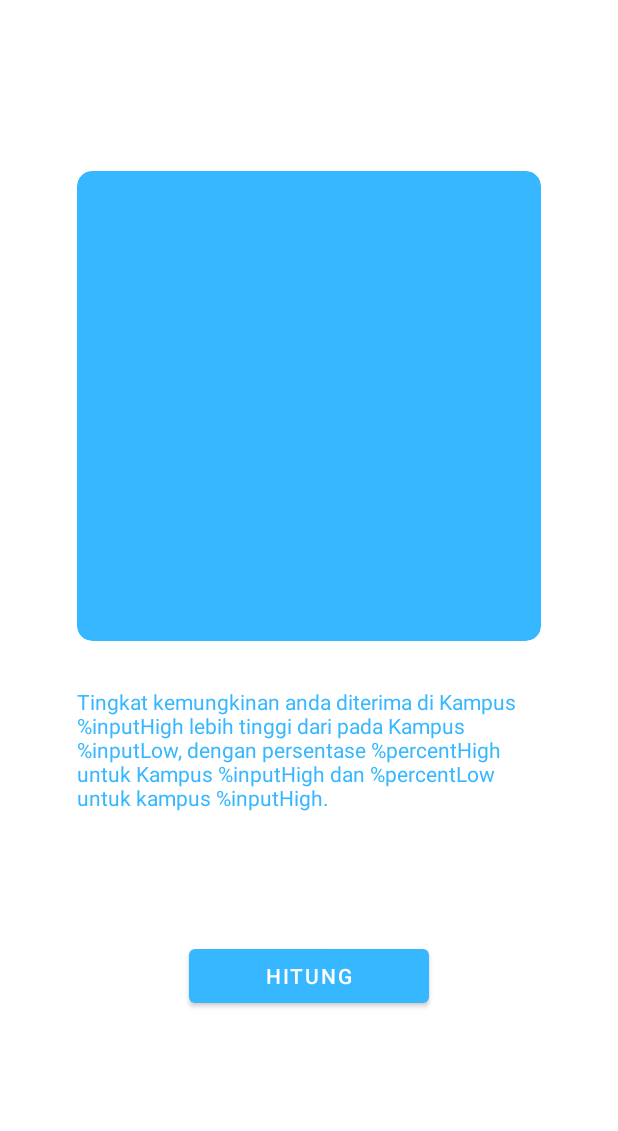
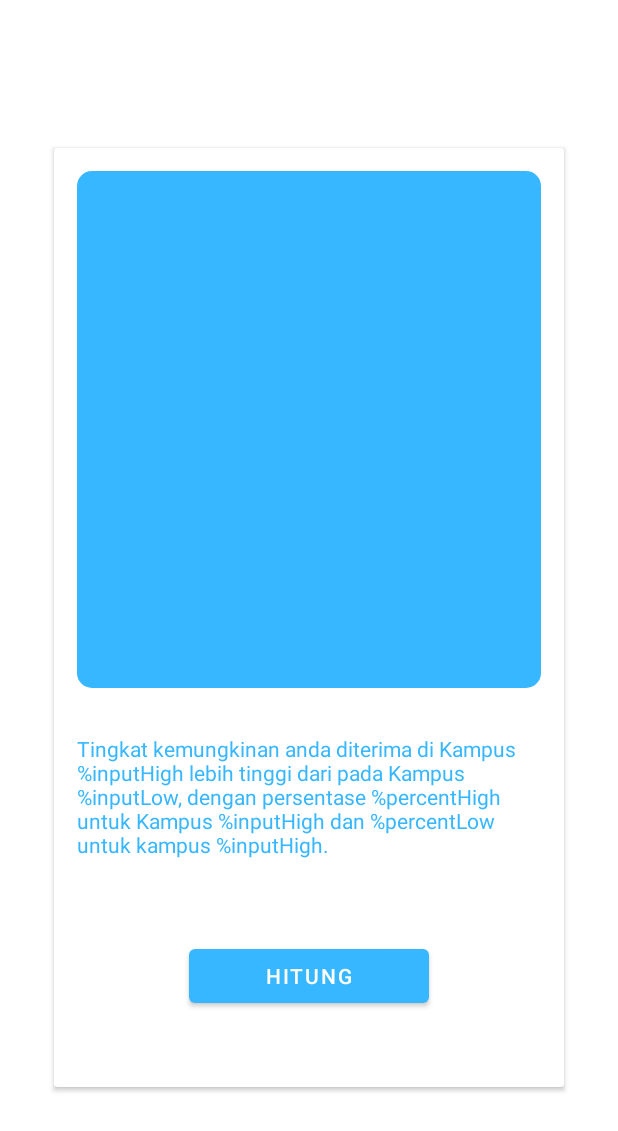
Before and after one commit to JohannesKase/FUTURA, an Android app: the layout popup.xml on its own in the app's theme, with its tools: preview values and no code run, on a phone screen of 412 x 824 dp. Shown: the top 1131 px of the screen. Run offline under Robolectric (Android 15) with nearby library versions, the phone set to English and light mode, and no system bars.

Commit message:
minor changes for some xml

```diff
--- a/app/src/main/res/layout/activity_splash.xml
+++ b/app/src/main/res/layout/activity_splash.xml
@@ -36,5 +36,6 @@
         app:layout_constraintBottom_toBottomOf="parent"
         app:layout_constraintEnd_toEndOf="parent"
         app:layout_constraintStart_toStartOf="parent"
-        app:layout_constraintTop_toTopOf="parent" />
+        app:layout_constraintTop_toTopOf="parent"
+        android:contentDescription="@string/logo_splash" />
 </androidx.constraintlayout.widget.ConstraintLayout>
--- a/app/src/main/res/layout/popup.xml
+++ b/app/src/main/res/layout/popup.xml
@@ -1,31 +1,28 @@
 <?xml version="1.0" encoding="utf-8"?>
-<androidx.constraintlayout.widget.ConstraintLayout xmlns:android="http://schemas.android.com/apk/res/android"
+<androidx.cardview.widget.CardView xmlns:android="http://schemas.android.com/apk/res/android"
     xmlns:tools="http://schemas.android.com/tools"
     android:layout_width="340dp"
     android:layout_height="626dp"
     android:layout_gravity="center"
     xmlns:app="http://schemas.android.com/apk/res-auto">
 
-    <androidx.cardview.widget.CardView
-        android:id="@+id/cardView"
-        android:layout_width="0dp"
+    <androidx.constraintlayout.widget.ConstraintLayout
+        android:layout_width="match_parent"
+        android:layout_height="match_parent">
+
+        <com.google.android.material.imageview.ShapeableImageView
+            android:id="@+id/backgroun"
+            android:layout_width="match_parent"
             android:layout_height="0dp"
-        android:layout_margin="15dp"
-        app:cardBackgroundColor="@color/blue"
-        app:cardCornerRadius="10dp"
+            android:adjustViewBounds="true"
             app:layout_constraintBottom_toTopOf="@+id/guidelineHorizontal2"
             app:layout_constraintEnd_toEndOf="parent"
             app:layout_constraintStart_toStartOf="parent"
-        app:layout_constraintTop_toTopOf="parent" />
-
-    <androidx.constraintlayout.widget.Guideline
-        android:id="@+id/guidelineHorizontal2"
-        android:layout_width="wrap_content"
-        android:layout_height="wrap_content"
-        android:orientation="horizontal"
-        app:layout_constraintEnd_toEndOf="parent"
-        app:layout_constraintGuide_percent="0.55"
-        app:layout_constraintStart_toStartOf="parent" />
+            app:layout_constraintTop_toTopOf="parent"
+            android:layout_margin="15dp"
+            android:scaleType="fitCenter"
+            android:src="@color/blue"
+            app:shapeAppearanceOverlay="@style/roundedimageview"/>
 
         <TextView
             android:id="@+id/textView"
@@ -46,4 +43,16 @@
             app:layout_constraintEnd_toEndOf="parent"
             app:layout_constraintStart_toStartOf="parent"
             android:layout_marginBottom="50dp"/>
+
+        <androidx.constraintlayout.widget.Guideline
+            android:id="@+id/guidelineHorizontal2"
+            android:layout_width="wrap_content"
+            android:layout_height="wrap_content"
+            android:orientation="horizontal"
+            app:layout_constraintEnd_toEndOf="parent"
+            app:layout_constraintGuide_percent="0.6"
+            app:layout_constraintStart_toStartOf="parent" />
+
     </androidx.constraintlayout.widget.ConstraintLayout>
+
+</androidx.cardview.widget.CardView>
--- a/app/src/main/res/values-night/strings.xml
+++ b/app/src/main/res/values-night/strings.xml
@@ -4,4 +4,5 @@
     <string name="tb_hitung">Hitung</string>
     <string name="kampus2">Masukkan Kampus Pilihan Kedua</string>
     <string name="result">Tingkat kemungkinan anda diterima di Kampus %inputHigh lebih tinggi dari pada Kampus %inputLow, dengan persentase %percentHigh untuk Kampus %inputHigh dan %percentLow untuk kampus %inputHigh.</string>
+    <string name="logo_splash">Logo Splash</string>
 </resources>
--- a/app/src/main/res/values/strings.xml
+++ b/app/src/main/res/values/strings.xml
@@ -10,4 +10,5 @@
     <string name="kampus2">Masukkan Kampus Pilihan Kedua</string>
     <string name="logotext">logotext</string>
     <string name="result">Tingkat kemungkinan anda diterima di Kampus %inputHigh lebih tinggi dari pada Kampus %inputLow, dengan persentase %percentHigh untuk Kampus %inputHigh dan %percentLow untuk kampus %inputHigh.</string>
+    <string name="logo_splash">Logo Splash</string>
 </resources>
--- a/app/src/main/res/values/style.xml
+++ b/app/src/main/res/values/style.xml
@@ -2,10 +2,6 @@
 <resources>
     <style name="CustomCardViewStyle" parent="@style/Widget.MaterialComponents.CardView">
         <item name="shapeAppearanceOverlay">@style/ShapeAppearanceOverlay_card_custom_corners</item>
-    </style>
-
-    <style name="CustomCardViewStyle2" parent="@style/Widget.MaterialComponents.CardView">
-        <item name="shapeAppearanceOverlay">@style/ShapeAppearanceOverlay2_card_custom_corners</item>
     </style>
 
     <style name="ShapeAppearanceOverlay_card_custom_corners" parent="">
@@ -16,11 +12,9 @@
         <item name="cornerSizeBottomLeft">0dp</item>
     </style>
 
-    <style name="ShapeAppearanceOverlay2_card_custom_corners" parent="">
+    <style name="roundedimageview" parent="">
         <item name="cornerFamily">rounded</item>
-        <item name="cornerSizeTopRight">10dp</item>
-        <item name="cornerSizeTopLeft">10dp</item>
-        <item name="cornerSizeBottomRight">10dp</item>
-        <item name="cornerSizeBottomLeft">10dp</item>
+        <item name="cornerSize">10dp</item>
+        <item name="color">@color/blue</item>
     </style>
 </resources>
```
Also changed, not shown: app/src/main/res/layout/activity_main.xml (+6 -3 lines). Lines whose indentation alone changed are shown as unchanged.
